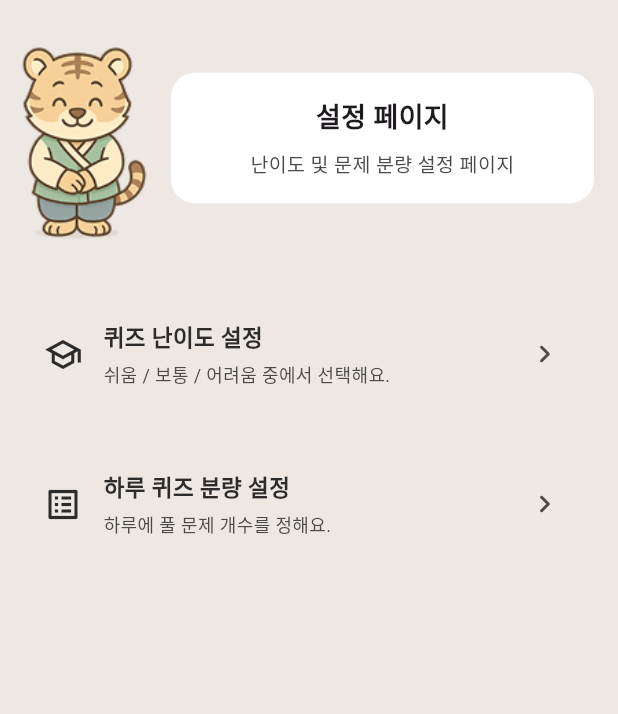
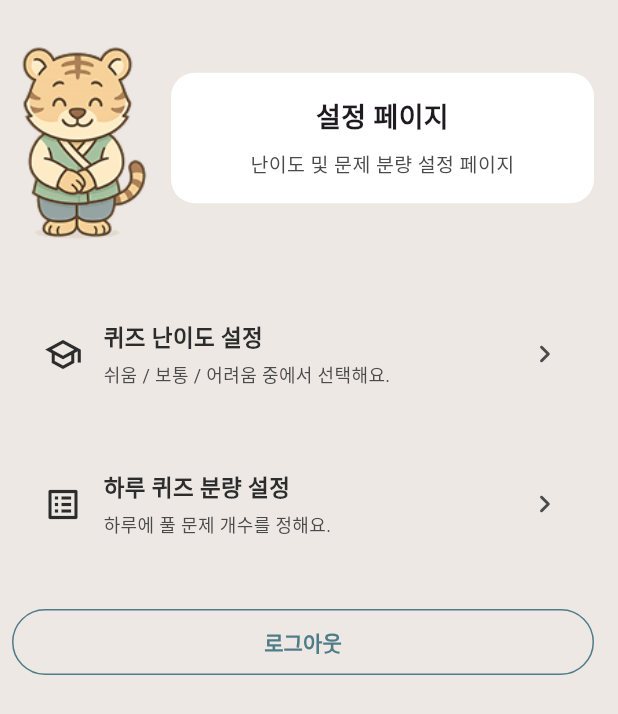
Before and after one commit to jinha0907/2025_02_CapstoneProject, a Flutter app: the SettingsTabBody widget shown alone on an empty page, opened directly, on a phone screen of 412 x 824 dp. Shown: the top 714 px of the screen. Run offline on Flutter 3.47's test engine with Material 3 defaults, Android fonts, the phone set to English and light mode, and no system bars; our stand-ins replace dio, fl_chart, go_router, shared_preferences; accounts and stored records are empty; network calls fail.

Commit message:
feat: 로그아웃 기능 구현

```diff
--- a/lib/screens/main_screen/settings_tab_body.dart
+++ b/lib/screens/main_screen/settings_tab_body.dart
@@ -1,12 +1,7 @@
 import 'package:flutter/material.dart';
 import 'package:go_router/go_router.dart';
 import '../../router.dart';  // ← lib/router.dart 경로 (settings 폴더 기준)
-
-// 이 파일에서는 실제 화면 위젯(DifficultySettingScreen, AmountSettingScreen)을
-// 직접 push 하지 않고, 라우팅(R.difficulty / R.amountSetting)만 사용하므로
-// 아래 두 import는 더 이상 필요 없음 (원하면 지워도 됨).
-// import 'settings/difficulty_setting_screen.dart';
-// import 'settings/amount_setting_screen.dart';
+import '../../info/user_info.dart'; // 🔥 로그아웃 시 세션 초기화용
 
 class SettingsTabBody extends StatelessWidget {
   const SettingsTabBody({super.key});
@@ -85,8 +80,6 @@ class SettingsTabBody extends StatelessWidget {
               description: '쉬움 / 보통 / 어려움 중에서 선택해요.',
               icon: Icons.school_outlined,
               onTap: () {
-                // ✅ 이전: Navigator.of(context).push(MaterialPageRoute(...))
-                // ✅ 지금: go_router 라우팅
                 context.push(R.difficulty);
               },
             ),
@@ -99,6 +92,34 @@ class SettingsTabBody extends StatelessWidget {
                 context.push(R.amountSetting);
               },
             ),
+
+            // 🔽🔽🔽 여기부터 로그아웃 버튼 추가 🔽🔽🔽
+            const SizedBox(height: 24),
+
+            SizedBox(
+              width: double.infinity,
+              child: OutlinedButton(
+                onPressed: () {
+                  // 세션 정보 초기화
+                  UserInfo.clear();
+                  // 로그인 화면으로 이동
+                  context.go(R.login);
+                },
+                style: OutlinedButton.styleFrom(
+                  side: const BorderSide(color: _primaryColor),
+                  foregroundColor: _primaryColor,
+                  padding: const EdgeInsets.symmetric(vertical: 12),
+                ),
+                child: const Text(
+                  '로그아웃',
+                  style: TextStyle(
+                    fontSize: 14,
+                    fontWeight: FontWeight.w600,
+                  ),
+                ),
+              ),
+            ),
+            // 🔼🔼🔼 로그아웃 버튼 끝 🔼🔼🔼
           ],
         ),
       ),
```
